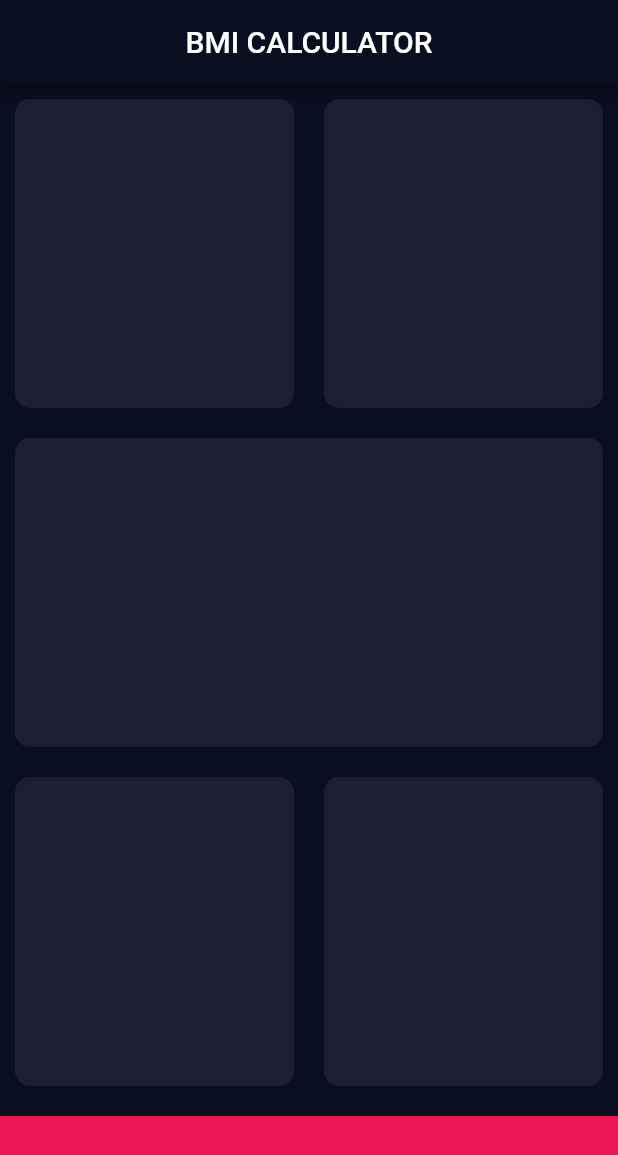
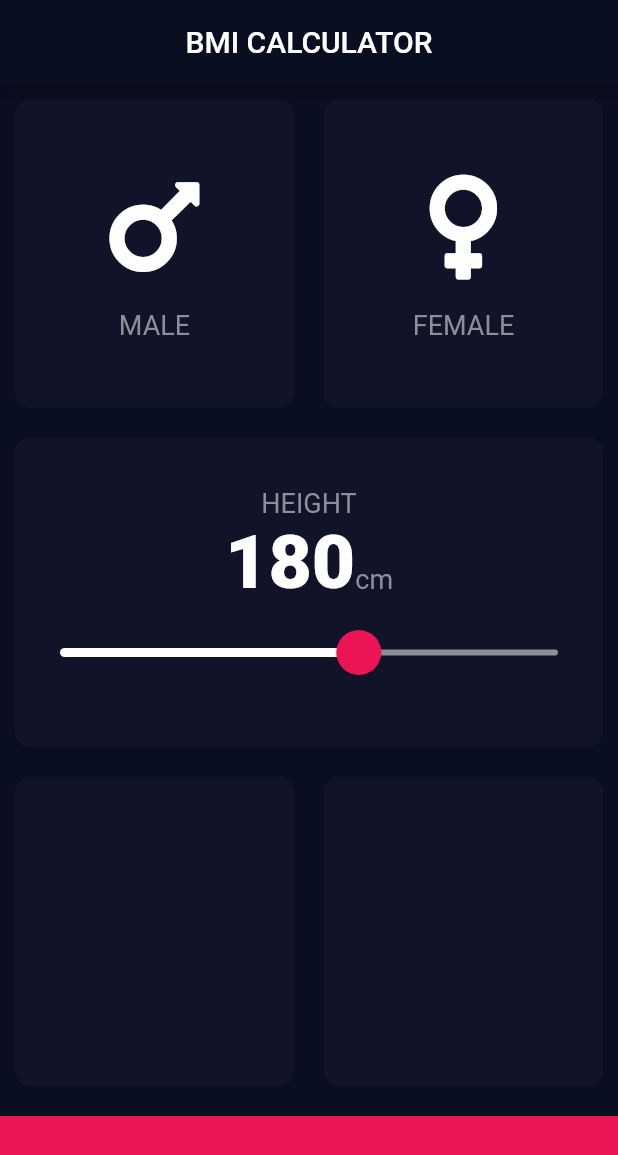
Before and after one commit to dylanhyl/bmi_app, a Flutter app: the screen it shows after launch, on a phone screen of 412 x 824 dp. Shown: the top 1155 px of the screen. Run offline on Flutter 3.47's test engine with Material 2 defaults, Android fonts, the phone set to English and light mode, and no system bars; our stand-ins replace font_awesome_flutter.

Commit message:
Implement the input and result page and the logic to calculate bmi

```diff
--- /dev/null
+++ b/lib/constants.dart
@@ -0,0 +1,16 @@
+import 'package:flutter/material.dart';
+
+const kBottomContainerHeight = 80.0;
+const kActiveCardColor = Color(0xFF1D1E33);
+const kInactiveCardColor = Color(0xFF111328);
+const kBottomBannerColor = Color(0xFFEB1555);
+
+const kLabelTextStyle = TextStyle(
+  fontSize: 18.0,
+  color: Color(0xFF8D8E98),
+);
+
+const kNumberTextStype = TextStyle(
+  fontSize: 50.0,
+  fontWeight: FontWeight.w900,
+);
--- /dev/null
+++ b/lib/icon_content.dart
@@ -0,0 +1,29 @@
+import 'package:flutter/material.dart';
+import 'constants.dart';
+
+class IconContent extends StatelessWidget {
+  final IconData iconData;
+  final String label;
+
+  IconContent({@required this.iconData, @required this.label});
+
+  @override
+  Widget build(BuildContext context) {
+    return Column(
+      mainAxisAlignment: MainAxisAlignment.center,
+      children: <Widget>[
+        Icon(
+          iconData,
+          size: 80.0,
+        ),
+        SizedBox(
+          height: 15.0,
+        ),
+        Text(
+          label,
+          style: kLabelTextStyle,
+        ),
+      ],
+    );
+  }
+}
--- a/lib/input_page.dart
+++ b/lib/input_page.dart
@@ -1,6 +1,13 @@
 import 'package:flutter/material.dart';
+import 'package:font_awesome_flutter/font_awesome_flutter.dart';
+import 'icon_content.dart';
+import 'reusable_card.dart';
+import 'constants.dart';
 
-const bottomContainerHeight = 80.0;
+enum Gender {
+  Male,
+  Female,
+}
 
 class InputPage extends StatefulWidget {
   @override
@@ -8,6 +15,11 @@ class InputPage extends StatefulWidget {
 }
 
 class _InputPageState extends State<InputPage> {
+  Color maleCardColor = kInactiveCardColor;
+  Color femaleCardColor = kInactiveCardColor;
+  Gender selectedGender;
+  int height = 180;
+
   @override
   Widget build(BuildContext context) {
     return Scaffold(
@@ -16,47 +28,105 @@ class _InputPageState extends State<InputPage> {
           centerTitle: true,
         ),
         body: Column(
+          crossAxisAlignment: CrossAxisAlignment.stretch,
           children: <Widget>[
             Expanded(
                 child: Row(
               children: <Widget>[
-                _Card(color: Color(0xFF1D1E33)),
-                _Card(color: Color(0xFF1D1E33)),
+                Expanded(
+                  child: ReusableCard(
+                    onPress: () {
+                      setState(() {
+                        selectedGender = Gender.Male;
+                      });
+                    },
+                    color: selectedGender == Gender.Male
+                        ? kActiveCardColor
+                        : kInactiveCardColor,
+                    cardChild: IconContent(
+                        iconData: FontAwesomeIcons.mars, label: 'MALE'),
+                  ),
+                ),
+                Expanded(
+                  child: ReusableCard(
+                    onPress: () {
+                      setState(() {
+                        selectedGender = Gender.Female;
+                      });
+                    },
+                    color: selectedGender == Gender.Female
+                        ? kActiveCardColor
+                        : kInactiveCardColor,
+                    cardChild: IconContent(
+                        iconData: FontAwesomeIcons.venus, label: 'FEMALE'),
+                  ),
+                ),
               ],
             )),
-            _Card(color: Color(0xFF1D1E33)),
+            Expanded(
+                child: ReusableCard(
+              color: kInactiveCardColor,
+              cardChild: Column(
+                mainAxisAlignment: MainAxisAlignment.center,
+                children: <Widget>[
+                  Text(
+                    'HEIGHT',
+                    style: kLabelTextStyle,
+                  ),
+                  Row(
+                    mainAxisAlignment: MainAxisAlignment.center,
+                    crossAxisAlignment: CrossAxisAlignment.baseline,
+                    textBaseline: TextBaseline.alphabetic,
+                    children: <Widget>[
+                      Text(
+                        height.toString(),
+                        style: kNumberTextStype,
+                      ),
+                      Text(
+                        'cm',
+                        style: kLabelTextStyle,
+                      ),
+                    ],
+                  ),
+                  SliderTheme(
+                    data: SliderTheme.of(context).copyWith(
+                      activeTrackColor: Colors.white,
+                      thumbColor: Color(0xFFEB1555),
+                      overlayColor: Color(0x29EB1555),
+                      inactiveTrackColor: Color(0xFF8D8E98),
+                      thumbShape:
+                          RoundSliderThumbShape(enabledThumbRadius: 15.0),
+                      overlayShape:
+                          RoundSliderOverlayShape(overlayRadius: 30.0),
+                    ),
+                    child: Slider(
+                      value: height.toDouble(),
+                      min: 120.0,
+                      max: 220.0,
+                      onChanged: (double newValue) {
+                        setState(() {
+                          height = newValue.round();
+                        });
+                      },
+                    ),
+                  ),
+                ],
+              ),
+            )),
             Expanded(
                 child: Row(
               children: <Widget>[
-                _Card(color: Color(0xFF1D1E33)),
-                _Card(color: Color(0xFF1D1E33)),
+                Expanded(child: ReusableCard(color: kInactiveCardColor)),
+                Expanded(child: ReusableCard(color: kInactiveCardColor)),
               ],
             )),
             Container(
-              color: Color(0xFFEB1555),
+              color: kBottomBannerColor,
               margin: EdgeInsets.only(top: 10.0),
               width: double.infinity,
-              height: bottomContainerHeight,
+              height: kBottomContainerHeight,
             ),
           ],
         ));
   }
 }
-
-class _Card extends StatelessWidget {
-  final Color color;
-
-  _Card({@required this.color});
-
-  @override
-  Widget build(BuildContext context) {
-    return Expanded(
-        child: Container(
-      margin: EdgeInsets.all(10.0),
-      decoration: BoxDecoration(
-        borderRadius: BorderRadius.circular(10.0),
-        color: color,
-      ),
-    ));
-  }
-}
--- /dev/null
+++ b/lib/reusable_card.dart
@@ -0,0 +1,23 @@
+import 'package:flutter/material.dart';
+
+class ReusableCard extends StatelessWidget {
+  final Color color;
+  final Widget cardChild;
+  final Function onPress;
+
+  ReusableCard({@required this.color, this.cardChild, this.onPress});
+
+  @override
+  Widget build(BuildContext context) {
+    return GestureDetector(
+      onTap: onPress,
+      child: Container(
+          child: cardChild,
+          margin: EdgeInsets.all(10.0),
+          decoration: BoxDecoration(
+            borderRadius: BorderRadius.circular(10.0),
+            color: color,
+          )),
+    );
+  }
+}
--- a/pubspec.yaml
+++ b/pubspec.yaml
@@ -11,6 +11,7 @@ dependencies:
     sdk: flutter
 
   cupertino_icons: ^0.1.2
+  font_awesome_flutter: ^8.8.1
 
 dev_dependencies:
   flutter_test:
```
Also changed, not shown: lib/bottom_action_item.dart (added), lib/calculator_brain.dart (added), lib/results_page.dart (added), 1 other file.
